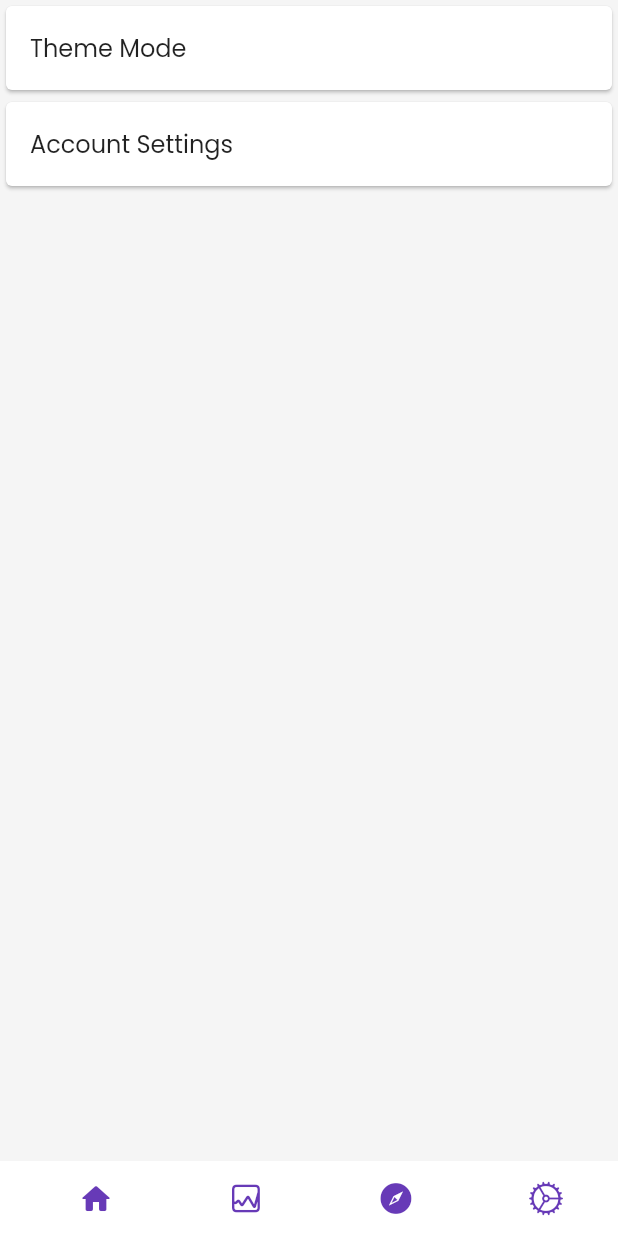
After one commit to shubham-rawal/CryptoBazzi, a Flutter app: the screen it shows after launch, item 4 of the bottom bar chosen, after a tap on "Theme Mode", on a phone screen of 412 x 824 dp. The commit adds this screen. Run offline on Flutter 3.47's test engine with Material 2 defaults, Android fonts, the phone set to English and light mode, and no system bars; our stand-ins replace google_fonts, velocity_x; statements that could not run were skipped.

```diff
--- a/cryptobaazi/lib/main.dart
+++ b/cryptobaazi/lib/main.dart
@@ -1,7 +1,10 @@
 import 'package:cryptobaazi/pages/landingpage.dart';
+import 'package:cryptobaazi/pages/settings.dart';
 import 'package:cryptobaazi/themes/themes.dart';
 import 'package:cryptobaazi/utils/routes.dart';
 import 'package:flutter/material.dart';
+
+import 'utils/routes.dart';
 
 void main() {
   runApp(MyApp());
@@ -18,6 +21,7 @@ class MyApp extends StatelessWidget {
       initialRoute: MyRoutes.landingRoute,
       routes: {
         MyRoutes.landingRoute: (context) => LandingPage(),
+        MyRoutes.settingsRoute: (context) => SettingsPage(),
       },
     );
   }
--- /dev/null
+++ b/cryptobaazi/lib/pages/settings.dart
@@ -0,0 +1,38 @@
+import 'package:flutter/material.dart';
+import 'package:velocity_x/velocity_x.dart';
+
+import '../widgets/mainBar.dart';
+
+class SettingsPage extends StatefulWidget {
+  @override
+  _SettingsPageState createState() => _SettingsPageState();
+}
+
+class _SettingsPageState extends State<SettingsPage> {
+  @override
+  Widget build(BuildContext context) {
+    return SafeArea(
+      child: Scaffold(
+        body: Column(
+          children: [
+            Card(
+              child: ListTile(
+                title: "Theme Mode".text.make(),
+                onTap: () {
+                  ThemeMode.light;
+                  setState(() {});
+                },
+              ),
+            ),
+            Card(
+              child: ListTile(
+                title: "Account Settings".text.make(),
+              ),
+            ),
+          ],
+        ),
+        bottomNavigationBar: MainBar(),
+      ),
+    );
+  }
+}
--- a/cryptobaazi/lib/utils/routes.dart
+++ b/cryptobaazi/lib/utils/routes.dart
@@ -1,3 +1,4 @@
 class MyRoutes {
   static String landingRoute = "/landing";
+  static String settingsRoute = "/settings";
 }
--- a/cryptobaazi/lib/widgets/homepage_widgets/home.dart
+++ b/cryptobaazi/lib/widgets/homepage_widgets/home.dart
@@ -1,6 +1,8 @@
 import 'package:cryptobaazi/themes/themes.dart';
 import 'package:flutter/material.dart';
 import 'package:velocity_x/velocity_x.dart';
+
+import '../../utils/routes.dart';
 
 class HomeWidget extends StatefulWidget {
   @override
@@ -15,6 +17,7 @@ class _HomeWidgetState extends State<HomeWidget> {
     return InkWell(
       onTap: () {
         isTap.toggle();
+        Navigator.pushNamed(context, MyRoutes.landingRoute);
         setState(() {});
       },
       child: Icon(Icons.home_rounded,
--- a/cryptobaazi/lib/widgets/homepage_widgets/settings.dart
+++ b/cryptobaazi/lib/widgets/homepage_widgets/settings.dart
@@ -1,6 +1,8 @@
 import 'package:flutter/cupertino.dart';
 import 'package:flutter/material.dart';
 import 'package:velocity_x/velocity_x.dart';
+
+import '../../utils/routes.dart';
 
 class Settings extends StatefulWidget {
   @override
@@ -12,8 +14,10 @@ class _SettingsState extends State<Settings> {
   Widget build(BuildContext context) {
     bool isTap = false;
     return InkWell(
+      splashColor: Colors.amber,
       onTap: () {
         isTap.toggle();
+        Navigator.pushNamed(context, MyRoutes.settingsRoute);
         setState(() {});
       },
       child: Icon(CupertinoIcons.settings,
```
